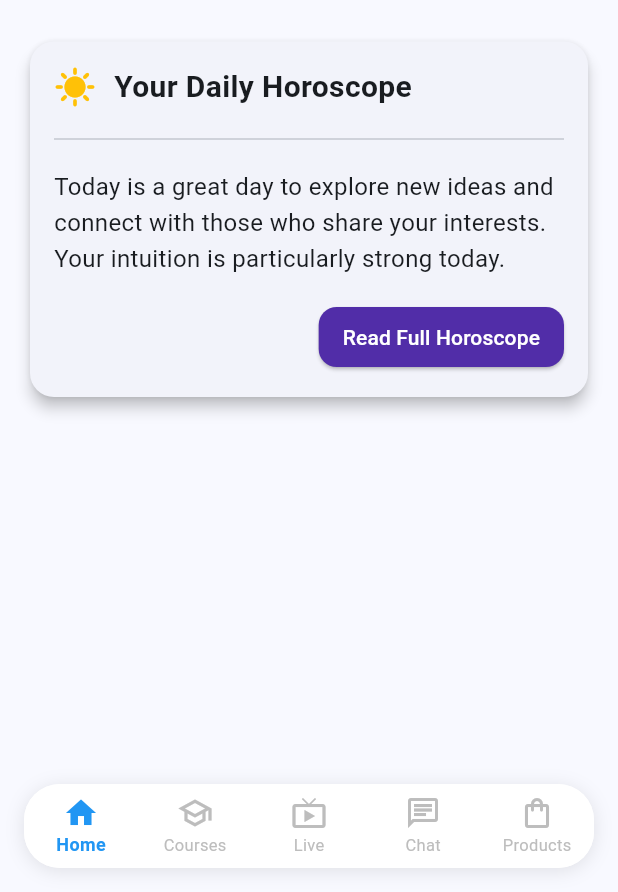
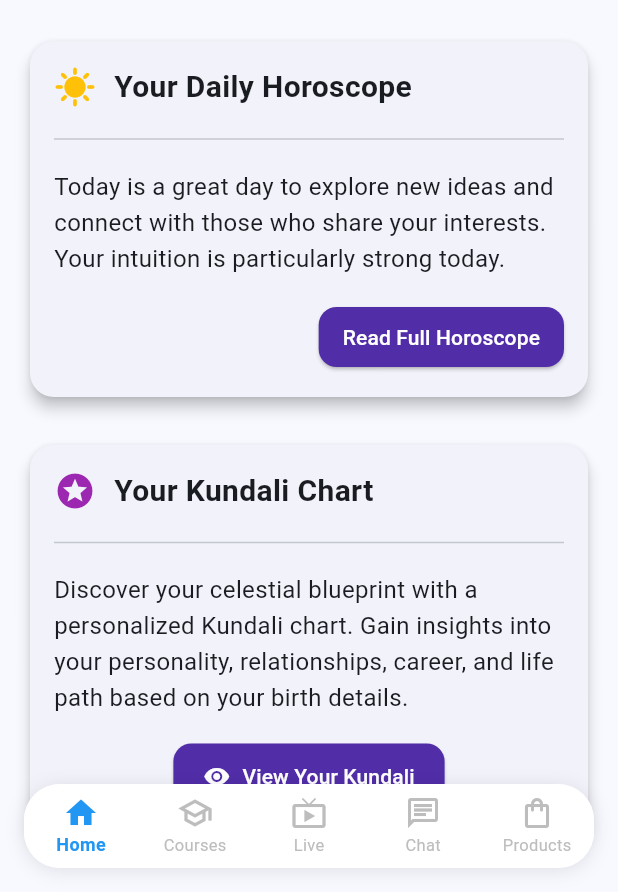
Before and after one commit to yaseenkhan7860/Mehnat_Majduri, a Flutter app: the UserHomeScreen screen opened by its route, on a phone screen of 412 x 824 dp, the part 344-1236 px from its top. Run offline on Flutter 3.47's test engine with Material 3 defaults, Android fonts, the light colour scheme and no system bars; our stand-ins replace cloud_firestore, cloud_functions, firebase_auth, firebase_core, flutter_secure_storage, flutter_svg and 2 more; accounts and stored records are empty.

Commit message:
Add Kundali chart section to user home screen

```diff
--- a/lib/user_app/screens/user_home_screen.dart
+++ b/lib/user_app/screens/user_home_screen.dart
@@ -249,6 +249,63 @@ class UserHomeContent extends StatelessWidget {
                         padding: const EdgeInsets.symmetric(horizontal: 16, vertical: 10),
                       ),
                       child: Text('Read Full Horoscope'),
+                    ),
+                  ),
+                ],
+              ),
+            ),
+          ),
+
+          const SizedBox(height: 24),
+
+          // Kundali Card
+          Card(
+            elevation: 4,
+            shape: RoundedRectangleBorder(
+              borderRadius: BorderRadius.circular(16),
+            ),
+            child: Padding(
+              padding: const EdgeInsets.all(16.0),
+              child: Column(
+                crossAxisAlignment: CrossAxisAlignment.start,
+                children: [
+                  Row(
+                    children: [
+                      Icon(Icons.stars, color: Colors.purple, size: 28),
+                      SizedBox(width: 12),
+                      Text(
+                        'Your Kundali Chart',
+                        style: TextStyle(
+                          fontSize: 20,
+                          fontWeight: FontWeight.bold,
+                        ),
+                      ),
+                    ],
+                  ),
+                  const SizedBox(height: 12),
+                  Divider(thickness: 1),
+                  const SizedBox(height: 12),
+                  Text(
+                    'Discover your celestial blueprint with a personalized Kundali chart. Gain insights into your personality, relationships, career, and life path based on your birth details.',
+                    style: TextStyle(fontSize: 16, height: 1.5),
+                  ),
+                  const SizedBox(height: 16),
+                  Align(
+                    alignment: Alignment.center,
+                    child: ElevatedButton.icon(
+                      onPressed: () {
+                        // Navigate to Kundali view
+                      },
+                      icon: Icon(Icons.visibility),
+                      label: Text('View Your Kundali'),
+                      style: ElevatedButton.styleFrom(
+                        backgroundColor: Colors.deepPurple.shade700,
+                        foregroundColor: Colors.white,
+                        shape: RoundedRectangleBorder(
+                          borderRadius: BorderRadius.circular(12),
+                        ),
+                        padding: const EdgeInsets.symmetric(horizontal: 20, vertical: 12),
+                      ),
                     ),
                   ),
                 ],
```
